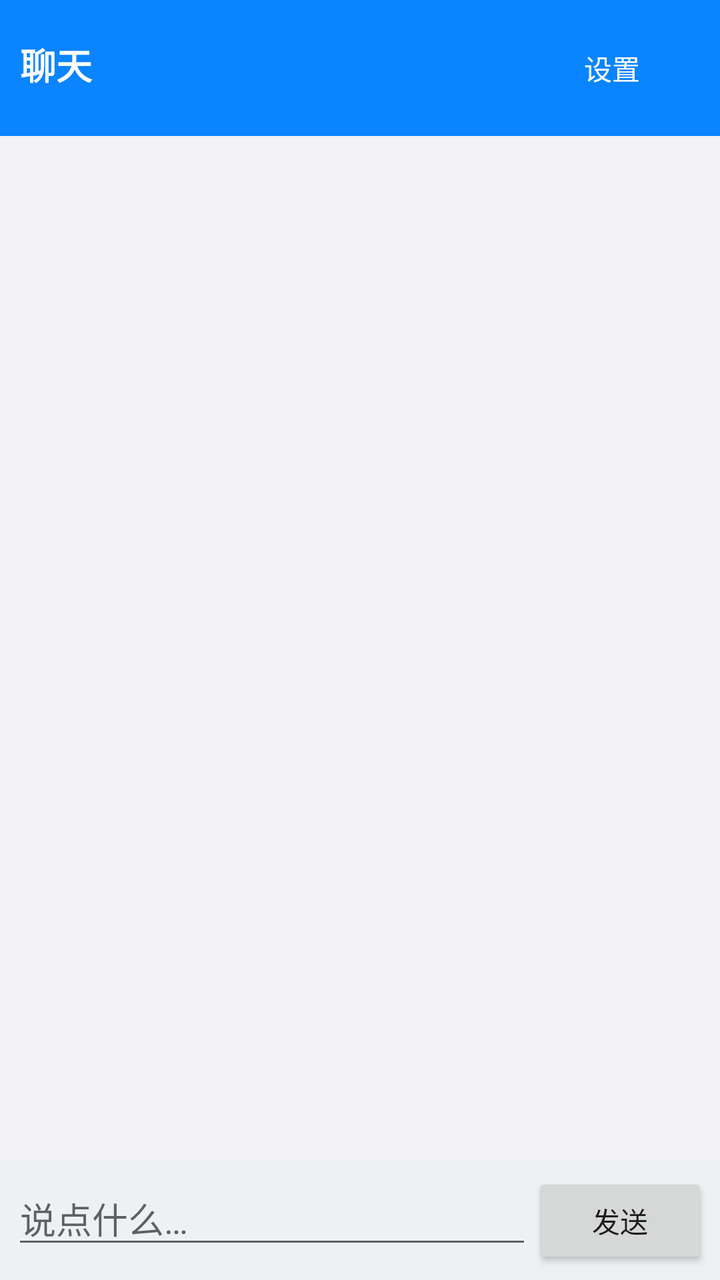
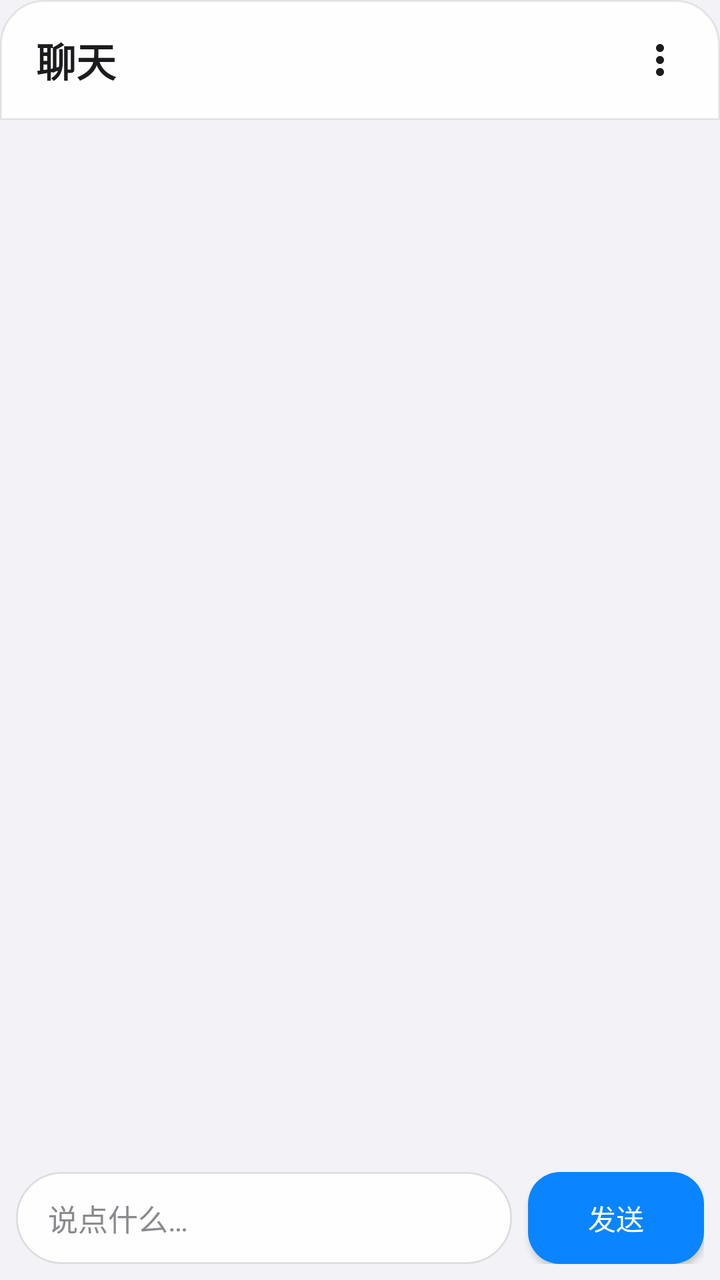

Before-and-after screenshots of an Android layout around one commit, followed by the original layout XML and the change that was made.
<!-- AndroidManifest.xml: application theme AppTheme -->
<!-- res/layout/activity_chat.xml -->
<?xml version="1.0" encoding="utf-8"?>
<LinearLayout xmlns:android="http://schemas.android.com/apk/res/android"
    android:layout_width="match_parent"
    android:layout_height="match_parent"
    android:orientation="vertical">

    <LinearLayout
        android:layout_width="match_parent"
        android:layout_height="wrap_content"
        android:orientation="horizontal"
        android:background="@color/primary"
        android:padding="10dp">

        <TextView
            android:layout_width="0dp"
            android:layout_height="wrap_content"
            android:layout_weight="1"
            android:text="@string/chat"
            android:textColor="@color/white"
            android:textSize="18sp"
            android:textStyle="bold" />

        <Button
            android:id="@+id/btn_chat_settings"
            android:layout_width="wrap_content"
            android:layout_height="wrap_content"
            android:text="@string/settings"
            android:textColor="@color/white"
            android:background="?android:attr/selectableItemBackground" />
    </LinearLayout>

    <ListView
        android:id="@+id/msg_list"
        android:layout_width="match_parent"
        android:layout_height="0dp"
        android:layout_weight="1"
        android:divider="@null"
        android:stackFromBottom="true"
        android:transcriptMode="alwaysScroll" />

    <LinearLayout
        android:layout_width="match_parent"
        android:layout_height="wrap_content"
        android:orientation="horizontal"
        android:padding="6dp"
        android:background="@color/bg_dark">

        <EditText
            android:id="@+id/msg_input"
            android:layout_width="0dp"
            android:layout_height="wrap_content"
            android:layout_weight="1"
            android:hint="@string/hint_message"
            android:imeOptions="actionSend"
            android:singleLine="true" />

        <Button
            android:id="@+id/btn_send"
            android:layout_width="wrap_content"
            android:layout_height="wrap_content"
            android:text="@string/send" />
    </LinearLayout>
</LinearLayout>
<!-- resources referenced by this layout -->
<resources>
  <color name="bg_dark">#EEF0F4</color>
  <color name="primary">#0A84FF</color>
  <color name="white">#FFFFFF</color>
  <string name="chat">聊天</string>
  <string name="hint_message">说点什么…</string>
  <string name="send">发送</string>
  <string name="settings">设置</string>
  <style name="AppTheme" parent="android:Theme.Material.Light.NoActionBar">
          <item name="android:colorPrimary">@color/primary</item>
          <item name="android:colorPrimaryDark">@color/primary_dark</item>
          <item name="android:colorAccent">@color/primary</item>
          <item name="android:windowBackground">@color/bg</item>
          <item name="android:textColorPrimary">@color/text</item>
          <item name="android:statusBarColor">@color/bg</item>
          <item name="android:windowLightStatusBar">true</item>
      </style>
  <color name="primary_dark">#0060DF</color>
  <color name="bg">#F2F2F7</color>
  <color name="text">#1C1C1E</color>
</resources>

<!-- the commit's change to res/layout/activity_chat.xml (unified diff, before → after) -->
@@ -2,31 +2,35 @@
 <LinearLayout xmlns:android="http://schemas.android.com/apk/res/android"
     android:layout_width="match_parent"
     android:layout_height="match_parent"
-    android:orientation="vertical">
+    android:orientation="vertical"
+    android:background="@color/bg">
 
     <LinearLayout
         android:layout_width="match_parent"
         android:layout_height="wrap_content"
         android:orientation="horizontal"
-        android:background="@color/primary"
-        android:padding="10dp">
+        android:gravity="center_vertical"
+        android:background="@drawable/bg_bottom_bar"
+        android:elevation="4dp"
+        android:paddingStart="18dp"
+        android:paddingEnd="8dp"
+        android:paddingTop="8dp"
+        android:paddingBottom="8dp">
 
         <TextView
             android:layout_width="0dp"
             android:layout_height="wrap_content"
             android:layout_weight="1"
             android:text="@string/chat"
-            android:textColor="@color/white"
-            android:textSize="18sp"
+            android:textColor="@color/text"
+            android:textSize="20sp"
             android:textStyle="bold" />
 
-        <Button
+        <ImageButton
             android:id="@+id/btn_chat_settings"
-            android:layout_width="wrap_content"
-            android:layout_height="wrap_content"
-            android:text="@string/settings"
-            android:textColor="@color/white"
-            android:background="?android:attr/selectableItemBackground" />
+            style="@style/GlassIconButton"
+            android:src="@drawable/ic_more"
+            android:contentDescription="@string/settings" />
     </LinearLayout>
 
     <ListView
@@ -36,28 +40,41 @@
         android:layout_weight="1"
         android:divider="@null"
         android:stackFromBottom="true"
-        android:transcriptMode="alwaysScroll" />
+        android:transcriptMode="alwaysScroll"
+        android:paddingStart="8dp"
+        android:paddingEnd="8dp" />
 
     <LinearLayout
         android:layout_width="match_parent"
         android:layout_height="wrap_content"
         android:orientation="horizontal"
-        android:padding="6dp"
-        android:background="@color/bg_dark">
+        android:gravity="center_vertical"
+        android:padding="8dp">
 
         <EditText
             android:id="@+id/msg_input"
             android:layout_width="0dp"
-            android:layout_height="wrap_content"
+            android:layout_height="46dp"
             android:layout_weight="1"
             android:hint="@string/hint_message"
+            android:textSize="15sp"
+            android:textColor="@color/text"
+            android:textColorHint="@color/text_secondary"
+            android:background="@drawable/bg_url_bar"
+            android:paddingStart="16dp"
+            android:paddingEnd="16dp"
             android:imeOptions="actionSend"
+            android:inputType="text"
             android:singleLine="true" />
 
         <Button
             android:id="@+id/btn_send"
+            style="@style/PrimaryButton"
             android:layout_width="wrap_content"
-            android:layout_height="wrap_content"
+            android:layout_height="46dp"
+            android:layout_marginStart="8dp"
+            android:paddingStart="20dp"
+            android:paddingEnd="20dp"
             android:text="@string/send" />
     </LinearLayout>
 </LinearLayout>
<!-- resource entries referenced after the edit -->
@@ -1,12 +1,23 @@
 <!-- resources referenced by this layout -->
 <resources>
-  <color name="bg_dark">#EEF0F4</color>
   <color name="primary">#0A84FF</color>
   <color name="white">#FFFFFF</color>
   <string name="chat">聊天</string>
   <string name="hint_message">说点什么…</string>
   <string name="send">发送</string>
   <string name="settings">设置</string>
+  <style name="GlassIconButton" parent="android:Widget.Material.ImageButton">
+          <item name="android:layout_width">44dp</item>
+          <item name="android:layout_height">44dp</item>
+          <item name="android:background">?android:attr/selectableItemBackgroundBorderless</item>
+          <item name="android:scaleType">centerInside</item>
+          <item name="android:tint">@color/text</item>
+      </style>
+  <style name="PrimaryButton" parent="android:Widget.Material.Button">
+          <item name="android:background">@drawable/bg_primary_button</item>
+          <item name="android:textColor">@color/white</item>
+          <item name="android:textAllCaps">false</item>
+      </style>
   <style name="AppTheme" parent="android:Theme.Material.Light.NoActionBar">
           <item name="android:colorPrimary">@color/primary</item>
           <item name="android:colorPrimaryDark">@color/primary_dark</item>
@@ -16,8 +27,48 @@
           <item name="android:statusBarColor">@color/bg</item>
           <item name="android:windowLightStatusBar">true</item>
       </style>
+  <!-- drawable bg_primary_button (drawable) -->
+  <?xml version="1.0" encoding="utf-8"?>
+  <shape xmlns:android="http://schemas.android.com/apk/res/android"
+      android:shape="rectangle">
+      <solid android:color="@color/primary" />
+      <corners android:radius="16dp" />
+  </shape>
   <color name="primary_dark">#0060DF</color>
   <color name="bg">#F2F2F7</color>
   <color name="text">#1C1C1E</color>
+  <color name="text_secondary">#8A8A8E</color>
+  <!-- drawable bg_bottom_bar (drawable) -->
+  <?xml version="1.0" encoding="utf-8"?>
+  <shape xmlns:android="http://schemas.android.com/apk/res/android"
+      android:shape="rectangle">
+      <solid android:color="#F2FFFFFF" />
+      <corners
+          android:topLeftRadius="22dp"
+          android:topRightRadius="22dp" />
+      <stroke
+          android:width="1dp"
+          android:color="#14000000" />
+  </shape>
+  <!-- drawable bg_url_bar (drawable) -->
+  <?xml version="1.0" encoding="utf-8"?>
+  <shape xmlns:android="http://schemas.android.com/apk/res/android"
+      android:shape="rectangle">
+      <solid android:color="#E6FFFFFF" />
+      <corners android:radius="24dp" />
+      <stroke
+          android:width="1dp"
+          android:color="#1A000000" />
+  </shape>
+  <!-- drawable ic_more (drawable) -->
+  <vector xmlns:android="http://schemas.android.com/apk/res/android"
+      android:width="24dp"
+      android:height="24dp"
+      android:viewportWidth="24"
+      android:viewportHeight="24">
+      <path
+          android:fillColor="#FF000000"
+          android:pathData="M12,8c1.1,0 2,-0.9 2,-2s-0.9,-2 -2,-2 -2,0.9 -2,2 0.9,2 2,2zM12,10c-1.1,0 -2,0.9 -2,2s0.9,2 2,2 2,-0.9 2,-2 -0.9,-2 -2,-2zM12,16c-1.1,0 -2,0.9 -2,2s0.9,2 2,2 2,-0.9 2,-2 -0.9,-2 -2,-2z" />
+  </vector>
 </resources>
 
